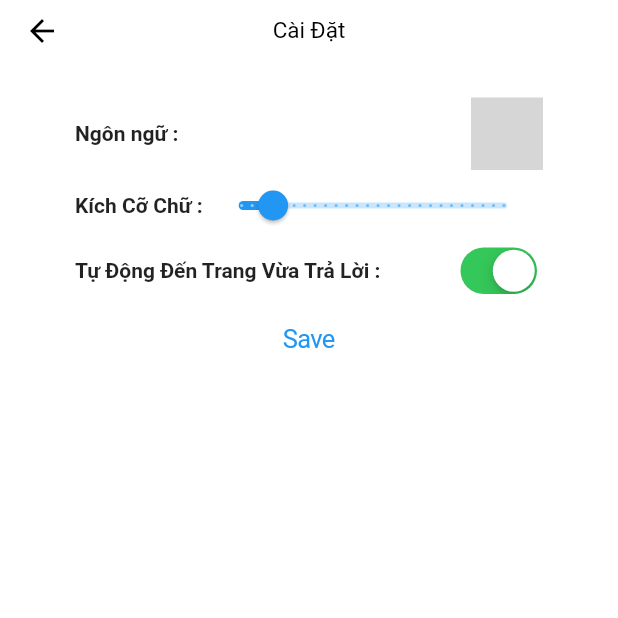
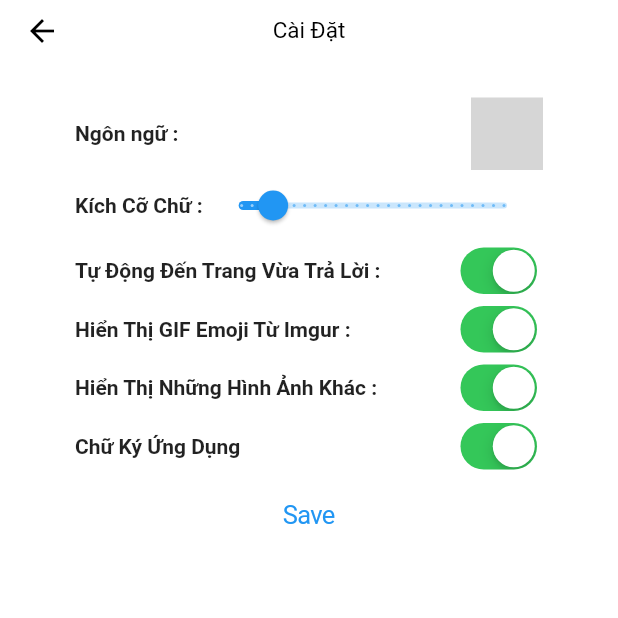
Before and after one commit to haophan1996/nextvoz, a Flutter app: the SettingsUI screen opened by its route, on a phone screen of 412 x 824 dp, the top half of it. Run offline on Flutter 3.47's test engine with Material 2 defaults, Android fonts, the phone set to English and light mode, and no system bars; our stand-ins replace dio, expandable, extended_image, flutter_html, get, get_storage and 4 more; missing offline and left inert: flutter_reaction_button, flutter_youtube_view, mailer, pinch_zoom_image_last, rich_editor; accounts and stored records are empty; network calls fail; statements that could not run were skipped; grey boxes are pictures that could not be loaded.

Commit message:
fix some problems

```diff
--- a/lib/Page/Settings/SettingsUI.dart
+++ b/lib/Page/Settings/SettingsUI.dart
@@ -54,7 +54,7 @@ class SettingsUI extends GetView<SettingsController> {
                             }),
                       ))
                 ],
-              ),
+              ),//fontsize
               Row(
                 children: [
                   Text(
@@ -69,7 +69,53 @@ class SettingsUI extends GetView<SettingsController> {
                     },
                   ),)
                 ],
-              ),
+              ),//scroll post
+              Row(
+                children: [
+                  Text(
+                    'showGifImageFromImgur'.tr,
+                    style: TextStyle(fontWeight: FontWeight.bold),
+                  ),
+                  Spacer(),
+                  Obx(()=> CupertinoSwitch(
+                    value: controller.switchValuePost.value,
+                    onChanged: (value) {
+                      controller.switchValuePost.value = value;
+                    },
+                  ),)
+                ],
+              ),//show gif
+              Row(
+                children: [
+                  Text(
+                    'showOtherImage'.tr,
+                    style: TextStyle(fontWeight: FontWeight.bold),
+                  ),
+                  Spacer(),
+                  Obx(()=> CupertinoSwitch(
+                    value: controller.switchValuePost.value,
+                    onChanged: (value) {
+                      controller.switchValuePost.value = value;
+                    },
+                  ),)
+                ],
+              ),//show images
+              Row(
+                children: [
+                  Text(
+                    'appSignature'.tr,
+                    style: TextStyle(fontWeight: FontWeight.bold),
+                  ),
+                  Spacer(),
+                  Obx(()=> CupertinoSwitch(
+                    value: controller.switchValuePost.value,
+                    onChanged: (value) {
+                      controller.switchValuePost.value = value;
+                    },
+                  ),)
+                ],
+              ),//app signature
+
               CupertinoButton(
                   child: Text('Save'),
                   onPressed: () {
--- a/lib/Page/View/ViewUI.dart
+++ b/lib/Page/View/ViewUI.dart
@@ -43,7 +43,7 @@ class ViewUI extends StatelessWidget {
                       controller.totalPage,
                       (index) => controller.setPageOnClick(index),
                       () => controller.setPageOnClick(controller.totalPage.toString()),
-                      () => controller.setPageOnClick("1"), ()=> controller.reply('', true)
+                      () => controller.setPageOnClick("1"), ()=> controller.reply('', false)
                     );
                   }),
               Container(
--- a/lib/Page/languages.dart
+++ b/lib/Page/languages.dart
@@ -40,7 +40,9 @@ class Language extends Translations{
       'bricked' : 'Brick',
       'createPost' : 'New Post',
       'scrollToMyRepAfterPost' : 'Enable Scroll To My Post:',
-
+      'showGifImageFromImgur' : 'Show Gif Image From Imgur',
+      'showOtherImage' : 'Show Other Image',
+      'appSignature' : 'App Signature',
     },
     'vi_VN' : {
       'lang'    : 'Ngôn ngữ :',
@@ -77,6 +79,9 @@ class Language extends Translations{
       'bricked' : 'Đả Gạch',
       'createPost' : 'Bài Viet Mới',
       'scrollToMyRepAfterPost' : 'Tự Động Đến Trang Vừa Trả Lời :',
+      'showGifImageFromImgur' : 'Hiển Thị GIF Emoji Từ Imgur :',
+      'showOtherImage' : 'Hiển Thị Những Hình Ảnh Khác :',
+      'appSignature' : 'Chữ Ký Ứng Dụng',
     }
   };
 
```
Also changed, not shown: lib/GlobalController.dart (+9 -0 lines), lib/Page/PostStatus/PostStatusController.dart (+54 -40 lines), lib/Page/PostStatus/PostStatusUI.dart (+6 -8 lines), lib/Page/View/ViewController.dart (+18 -23 lines), lib/Page/reuseWidget.dart (+29 -6 lines).
